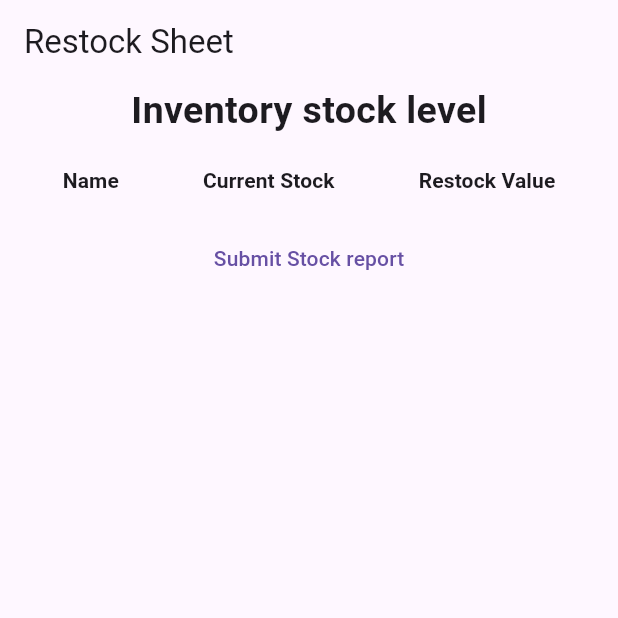
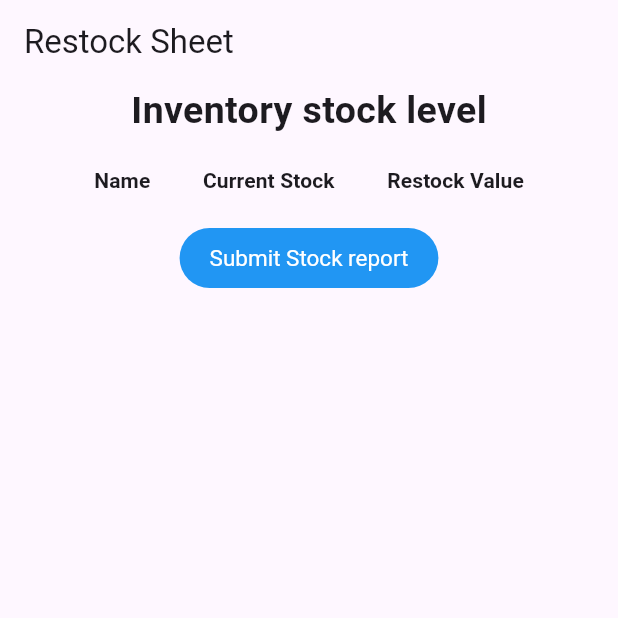
Before and after one commit to bloodaste/theisis, a Flutter app: the Newrfid screen opened directly, after a tap on "Submit Stock report", on a phone screen of 412 x 824 dp, the top half of it. Run offline on Flutter 3.47's test engine with Material 3 defaults, Android fonts, the phone set to English and light mode, and no system bars; our stand-ins replace cloud_firestore, dropdown_button2, firebase_auth, firebase_core, fl_chart, flutter_spinkit; accounts and stored records are empty; statements that could not run were skipped.

Commit message:
added pages

```diff
--- a/thesisapp/theisi_app/lib/front _end_app/pages/newrfidpage.dart
+++ b/thesisapp/theisi_app/lib/front _end_app/pages/newrfidpage.dart
@@ -19,8 +19,9 @@ class _NewrfidState extends State<Newrfid> {
 
       for (var doc in event.docs) {
         var data = doc.data();
-        if (data == null || data is! Map<String, dynamic>)
+        if (data == null || data is! Map<String, dynamic>) {
           continue; // Ensure valid data
+        }
 
         tempList.add(Modeldataforproducts(
           name: data['name'] ?? '',
@@ -37,6 +38,7 @@ class _NewrfidState extends State<Newrfid> {
     });
   }
 
+  @override
   void initState() {
     super.initState();
     restockSheet();
@@ -61,8 +63,9 @@ class _NewrfidState extends State<Newrfid> {
                 ),
               ),
               SingleChildScrollView(
-                scrollDirection: Axis.horizontal, // Enables scrolling if needed
+                scrollDirection: Axis.horizontal,
                 child: DataTable(
+                  columnSpacing: 35,
                   columns: [
                     DataColumn(
                         label: Text('Name',
@@ -85,8 +88,13 @@ class _NewrfidState extends State<Newrfid> {
               ),
               TextButton(
                 onPressed: () {},
+                style: TextButton.styleFrom(
+                  backgroundColor: Colors.blue,
+                  foregroundColor: Colors.white,
+                  padding: EdgeInsets.symmetric(horizontal: 20, vertical: 10),
+                  textStyle: TextStyle(fontSize: 15),
+                ),
                 child: Text('Submit Stock report'),
-                style: ButtonStyle(),
               ),
             ],
           ),
```
